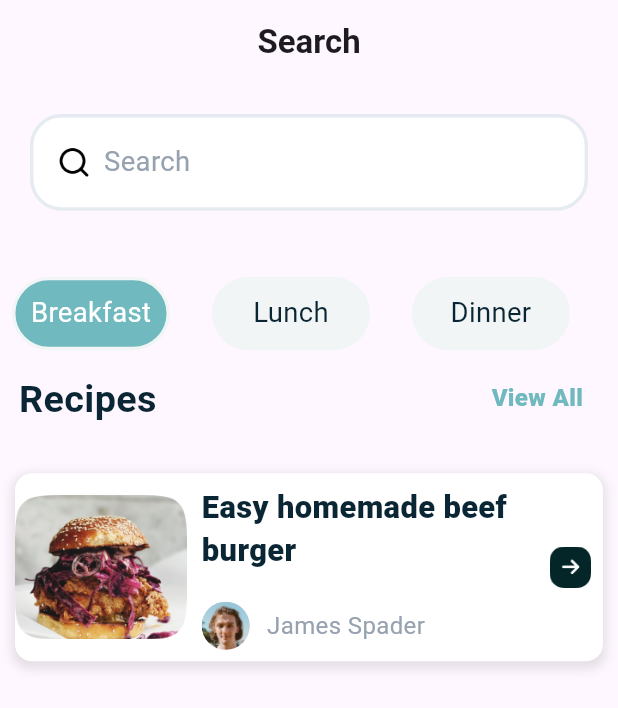
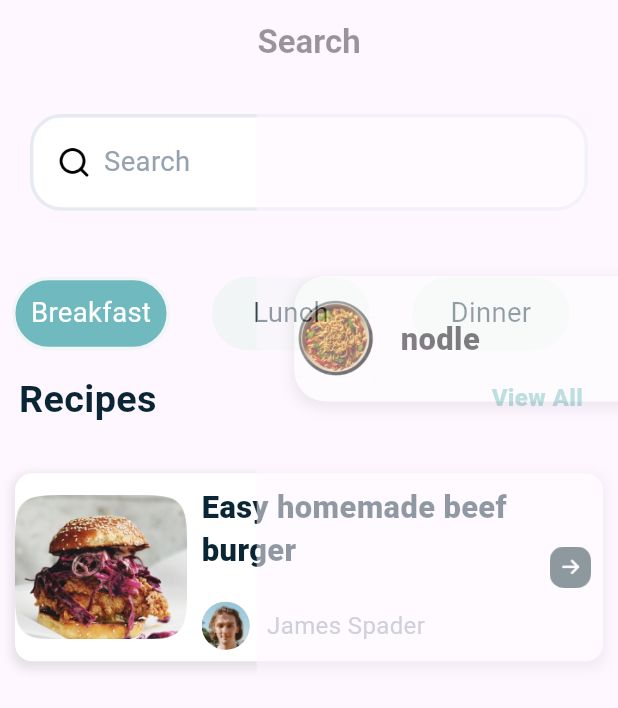
Before and after one commit to Rostomgh/dev_challenge_2, a Flutter app: the SearchScreen screen opened directly, after a tap on "Easy homemade beef burger", on a phone screen of 412 x 824 dp. Shown: the top 708 px of the screen. Run offline on Flutter 3.47's test engine with Material 3 defaults, Android fonts, the phone set to English and light mode, and no system bars; our stand-ins replace bloc, flutter_bloc, flutter_screenutil, responsive_grid.

Commit message:
add customgrid,detailesScreen,customContainer for Popular Recipes

```diff
--- a/lib/Logo.dart
+++ b/lib/Logo.dart
@@ -1,7 +1,7 @@
 import 'package:dev_challenge_2/core/Theme/AppColors.dart';
 import 'package:dev_challenge_2/core/Theme/AppSizes.dart';
 import 'package:dev_challenge_2/core/Ui/Animation/TransitionAnimationRoute.dart';
-import 'package:dev_challenge_2/core/Ui/CustomButton.dart';
+import 'package:dev_challenge_2/features/DetailsScreen/Widget/CustomButton.dart';
 import 'package:dev_challenge_2/features/home/HomeScreen.dart';
 import 'package:dev_challenge_2/features/home/Widget/Layout.dart';
 import 'package:flutter/material.dart';
@@ -29,6 +29,7 @@ class LogoS extends StatelessWidget {
             height: AppSizes.hbtween,
           ),
           CustomButton(
+            colorC: AppColors.buttonColor,
             onpress: () {
               Navigator.pushReplacement(
                 context,
--- a/lib/features/DetailsScreen/DetailesScreen.dart
+++ b/lib/features/DetailsScreen/DetailesScreen.dart
@@ -1,3 +1,5 @@
+import 'package:dev_challenge_2/core/Theme/AppAssets.dart';
+import 'package:dev_challenge_2/features/DetailsScreen/Widget/CustomContainerIngre.dart';
 import 'package:flutter/material.dart';
 
 class DetailsScreen extends StatefulWidget {
@@ -10,6 +12,14 @@ class DetailsScreen extends StatefulWidget {
 class _DetailsState extends State<DetailsScreen> {
   @override
   Widget build(BuildContext context) {
-    return const Placeholder();
+    return const Scaffold(
+
+      body:Column(
+        children: [
+          SizedBox(height:159),
+          CustomContainerIngred(img: AppAssets.nodle,name: 'nodle',),
+        ],
+      ),
+    );
   }
 }
--- a/lib/core/Ui/CustomButton.dart
+++ b/lib/features/DetailsScreen/Widget/CustomButton.dart
@@ -4,14 +4,15 @@ import 'package:flutter_screenutil/flutter_screenutil.dart';
 
 class CustomButton extends StatelessWidget {
   final Function()? onpress;
+  final Color colorC;
 
-  const CustomButton({super.key, this.onpress});
+  const CustomButton({super.key, this.onpress, required this.colorC});
 
   @override
   Widget build(BuildContext context) {
     return MaterialButton(
       onPressed: onpress,
-      color: AppColors.buttonColor,
+      color: colorC,
       minWidth: 327,
       height: 50,
       shape: RoundedRectangleBorder(
--- /dev/null
+++ b/lib/features/DetailsScreen/Widget/CustomContainerIngre.dart
@@ -0,0 +1,54 @@
+import 'package:dev_challenge_2/core/Theme/AppColors.dart';
+import 'package:dev_challenge_2/core/Theme/AppSizes.dart';
+import 'package:dev_challenge_2/features/DetailsScreen/Widget/CustomPlusMinus.dart';
+import 'package:flutter/material.dart';
+import 'package:flutter_screenutil/flutter_screenutil.dart';
+
+class CustomContainerIngred extends StatelessWidget {
+  final String img;
+  final String name;
+  const CustomContainerIngred({super.key, required this.img, required this.name});
+
+  @override
+  Widget build(BuildContext context) {
+    return Padding(
+      padding: const EdgeInsets.all(25.0),
+      child: Container(
+          height: 70.h,
+          width: 327.w,
+          decoration: BoxDecoration(
+            color: AppColors.white,
+            borderRadius: BorderRadius.circular(16.r).w,
+              boxShadow: [
+                      BoxShadow(
+                        color: Colors.black.withOpacity(0.1),
+                        spreadRadius: 2,
+                        blurRadius: 5,
+                        offset: Offset(0, 3), // changes position of shadow
+                      ),
+                    ],
+                  ),
+
+          child: Row(
+            children: [
+              Image.asset(
+                img,
+                height: 48.h,
+                width: 48.w,
+              ),
+              const SizedBox(
+                width: AppSizes.height,
+              ),
+              Text(
+                name,
+                style: TextStyle(fontSize: 18.sp, fontWeight: FontWeight.w800),
+
+              ),
+              SizedBox(
+                width: 90.w,),
+                const CustomPlusMinus()
+            ],
+          )),
+    );
+  }
+}
--- /dev/null
+++ b/lib/features/DetailsScreen/Widget/CustomPlusMinus.dart
@@ -0,0 +1,57 @@
+import 'package:dev_challenge_2/core/Theme/AppColors.dart';
+import 'package:flutter/material.dart';
+import 'package:flutter/widgets.dart';
+import 'package:flutter_screenutil/flutter_screenutil.dart';
+
+class CustomPlusMinus extends StatelessWidget {
+  final Function()? onpresadd;
+  final Function()? onpressremove;
+  const CustomPlusMinus({super.key, this.onpresadd, this.onpressremove});
+
+  @override
+  Widget build(BuildContext context) {
+    return Row(
+      children: [
+        Container(
+          height: 28.h,
+          width: 28.w,
+          decoration: BoxDecoration(
+            border: Border.all(color: AppColors.primaryColor, width: 2.w),
+            borderRadius: BorderRadius.circular(7.r),
+          ),
+          child: Center(
+            child: IconButton(
+              onPressed: onpressremove,
+              icon: Icon(
+                color: AppColors.primaryColor,
+                Icons.remove,
+                size: 11.h,
+
+              ),
+            ),
+          ),
+        ),
+        SizedBox(width: 27.w),
+        Container(
+          height: 28.h,
+          width: 28.w,
+          decoration: BoxDecoration(
+            border: Border.all(color: AppColors.primaryColor, width: 2.w),
+            borderRadius: BorderRadius.circular(7.r),
+          ),
+          child: Center(
+            child: IconButton(
+              onPressed: onpresadd,
+              icon: Icon(
+                color: AppColors.primaryColor,
+                Icons.add,
+                size: 11.h,
+
+              ),
+            ),
+          ),
+        ),
+      ],
+    );
+  }
+}
--- a/lib/features/Search Screen/SearchScreen.dart
+++ b/lib/features/Search Screen/SearchScreen.dart
@@ -1,5 +1,6 @@
 import 'package:dev_challenge_2/core/Theme/AppSizes.dart';
 import 'package:dev_challenge_2/core/Ui/Animation/TransitionAnimationRoute.dart';
+import 'package:dev_challenge_2/features/DetailsScreen/DetailesScreen.dart';
 import 'package:dev_challenge_2/features/Search%20Screen/Widget/CustomGridChoice.dart';
 import 'package:dev_challenge_2/features/Search%20Screen/Widget/CustomSerachBar.dart';
 import 'package:dev_challenge_2/features/home/Widget/BuildCategory.dart';
@@ -42,10 +43,10 @@ class _SearchScreenState extends State<SearchScreen> {
                 descp: 'Easy homemade beef burger',
                 name: 'James Spader',
                 onpress: () {
-                  /*Navigator.pushReplacement(
+                  Navigator.pushReplacement(
                 context,
-                FadeSlidePageTransition(page:)
-              );*/
+                FadeSlidePageTransition(page:DetailsScreen())
+              );
                 }),
           ]),
         ));
```
Also changed, not shown: lib/core/Ui/customAppBar.dart (deleted, +0 -14 lines), lib/features/DetailsScreen/Widget/CustomContainerStatic.dart (added, +38 -0 lines), lib/features/DetailsScreen/Widget/CustomCreator.dart (added, +47 -0 lines), lib/features/Search Screen/Widget/CustomMiniC.dart (added, +18 -0 lines).
